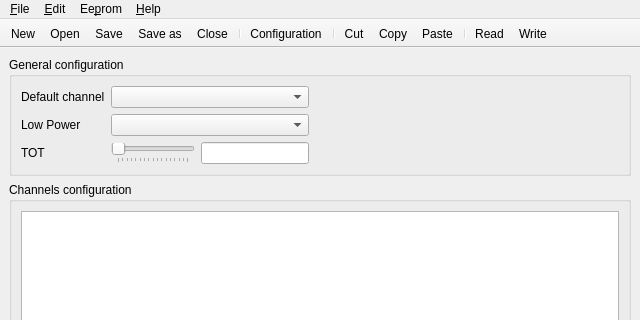
Before: the Qt Designer form src/windows/mainwindow.ui in sardylan/qfm1000, drawn with Qt 5; both pictures show x 0 to 640 and y 0 to 320 of the 640 by 480 pixel window.
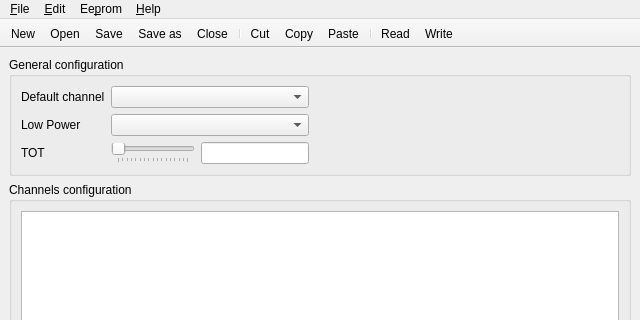
After: the same form once the commit is applied. Icons and pictures are not drawn.

Commit message: Adds Arduino progress window and actions

What changed in the file:
```diff
--- a/src/windows/mainwindow.ui
+++ b/src/windows/mainwindow.ui
@@ -195,8 +195,6 @@
    <addaction name="actionFileSaveas"/>
    <addaction name="actionFileClose"/>
    <addaction name="separator"/>
-   <addaction name="actionEditConfiguration"/>
-   <addaction name="separator"/>
    <addaction name="actionEditCut"/>
    <addaction name="actionEditCopy"/>
    <addaction name="actionEditPaste"/>
```
Left out of the diff: 12 changed lines with no effect on the pictures. The commit also changes 7 other files.
